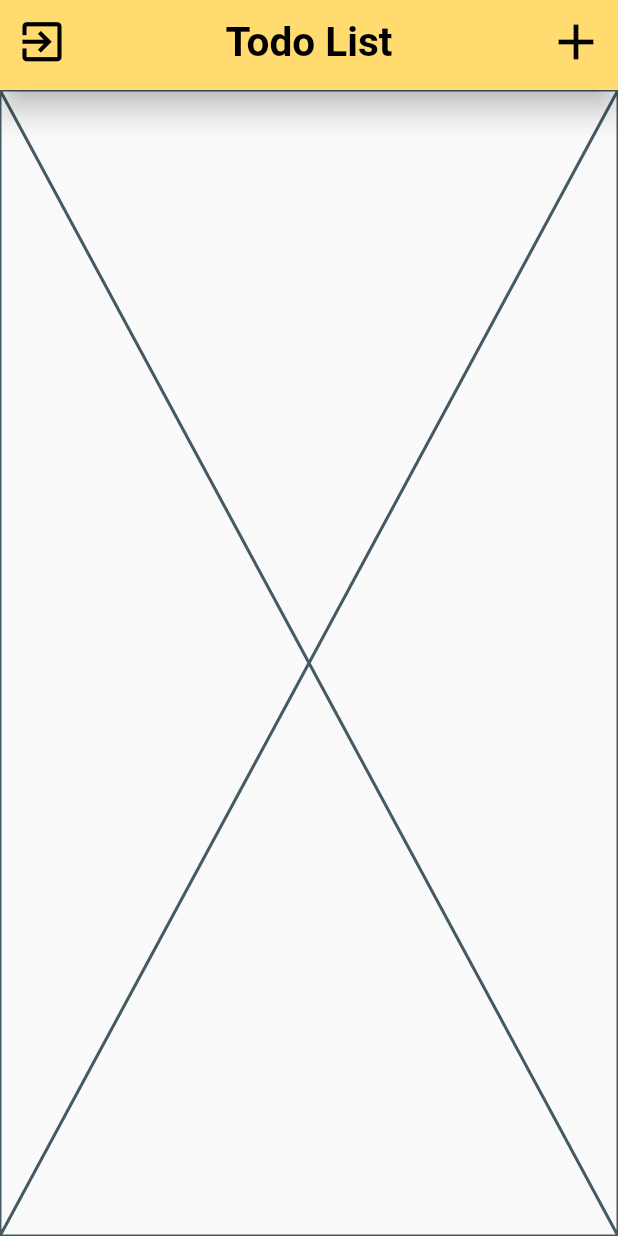
After one commit to NikosRam/toDo, a Flutter app: the screen it shows after launch, on a phone screen of 412 x 824 dp. The commit adds this screen. Run offline on Flutter 3.47's test engine with Material 2 defaults, Android fonts, the phone set to English and light mode, and no system bars; network calls fail.

Commit message:
Initialise getAllToDos mechanism & todo listview

```diff
--- a/frontend/lib/main.dart
+++ b/frontend/lib/main.dart
@@ -1,6 +1,7 @@
 import 'package:flutter/material.dart';
 import 'package:provider/provider.dart';
 
+import './providers/todo_list.dart';
 import './providers/auth.dart';
 import './screens/auth_screen.dart';
 import './screens/todos_overview_screen.dart';
@@ -18,7 +19,8 @@ class MyApp extends StatelessWidget {
       providers: [
         ChangeNotifierProvider(
           create: (context) => Auth(),
-        )
+        ),
+        ChangeNotifierProvider(create: (context) => TodoList())
       ],
       child: MaterialApp(
         title: 'todo',
--- a/frontend/lib/models/todo.dart
+++ b/frontend/lib/models/todo.dart
@@ -1,9 +1,11 @@
 class ToDo {
   final String title;
+  DateTime dueDate;
   bool completed;
 
   ToDo({
     required this.title,
+    required this.dueDate,
     this.completed = false,
   });
 }
--- a/frontend/lib/screens/todos_overview_screen.dart
+++ b/frontend/lib/screens/todos_overview_screen.dart
@@ -1,6 +1,7 @@
 import 'package:flutter/material.dart';
 
 import '../widgets/primary_appbar.dart';
+import '../widgets/todo_listview.dart';
 
 class ToDosOverviewScreen extends StatelessWidget {
   const ToDosOverviewScreen({super.key});
@@ -9,7 +10,7 @@ class ToDosOverviewScreen extends StatelessWidget {
   Widget build(BuildContext context) {
     return const Scaffold(
       appBar: PrimaryAppBar(),
-      body: Placeholder(),
+      body: ToDoListView(),
     );
   }
 }
--- /dev/null
+++ b/frontend/lib/widgets/todo_listview.dart
@@ -0,0 +1,24 @@
+import 'package:flutter/material.dart';
+import 'package:provider/provider.dart';
+
+import '../providers/todo_list.dart';
+
+class ToDoListView extends StatefulWidget {
+  const ToDoListView({super.key});
+
+  @override
+  State<ToDoListView> createState() => _ToDoListViewState();
+}
+
+class _ToDoListViewState extends State<ToDoListView> {
+  @override
+  void initState() {
+    super.initState();
+    Provider.of<TodoList>(context, listen: false).getAllToDos();
+  }
+
+  @override
+  Widget build(BuildContext context) {
+    return const Placeholder();
+  }
+}
```
Also changed, not shown: frontend/lib/providers/todo_list.dart (added, +33 -0 lines).
